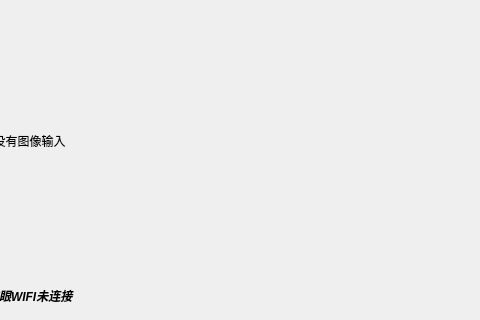
First picture: the form in ui/eye_tracker_window.ui, repository JellyfishKnight/paper_tracker, before the edit; both pictures show x 403 to 883 and y 0 to 320 of the 883 by 596 pixel window.
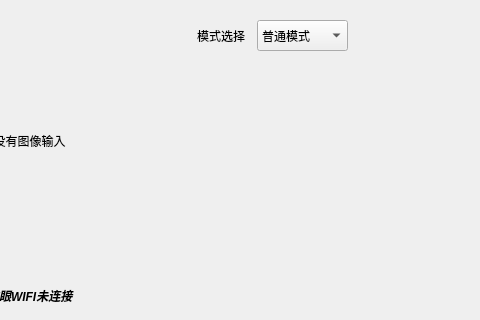
Second picture: the form after the edit.

```diff
--- a/ui/eye_tracker_window.ui
+++ b/ui/eye_tracker_window.ui
@@ -211,6 +211,44 @@
     </rect>
    </property>
   </widget>
+  <widget class="QComboBox" name="EnergyModelBox">
+   <property name="geometry">
+    <rect>
+     <x>660</x>
+     <y>20</y>
+     <width>91</width>
+     <height>31</height>
+    </rect>
+   </property>
+   <item>
+    <property name="text">
+     <string>普通模式</string>
+    </property>
+   </item>
+   <item>
+    <property name="text">
+     <string>节能模式</string>
+    </property>
+   </item>
+   <item>
+    <property name="text">
+     <string>性能模式</string>
+    </property>
+   </item>
+  </widget>
+  <widget class="QLabel" name="label_3">
+   <property name="geometry">
+    <rect>
+     <x>600</x>
+     <y>20</y>
+     <width>51</width>
+     <height>31</height>
+    </rect>
+   </property>
+   <property name="text">
+    <string>模式选择</string>
+   </property>
+  </widget>
  </widget>
  <resources/>
  <connections/>
```
